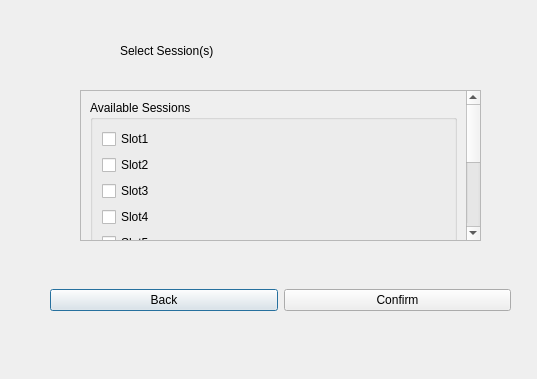
Above: Kin-tech/d3_pillbox.ui from sankomil/Kin-tech-test before the change. Below: the same form after it.
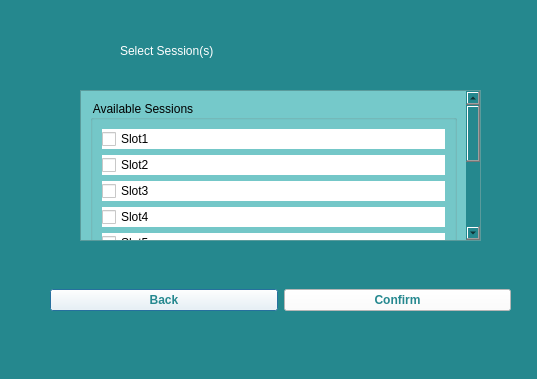
That is the form after the change.

Diff of the .ui file:
```diff
--- a/Kin-tech/d3_pillbox.ui
+++ b/Kin-tech/d3_pillbox.ui
@@ -13,17 +13,21 @@
   <property name="windowTitle">
    <string>Dialog</string>
   </property>
+  <property name="styleSheet">
+   <string notr="true">background-color: rgb(37, 136, 142);</string>
+  </property>
   <widget class="QLabel" name="label">
    <property name="geometry">
     <rect>
      <x>120</x>
      <y>10</y>
-     <width>301</width>
+     <width>311</width>
      <height>81</height>
     </rect>
    </property>
    <property name="styleSheet">
-    <string notr="true">font: 24pt &quot;MS Shell Dlg 2&quot;;</string>
+    <string notr="true">color:rgb(255, 255, 255);
+font: 24pt &quot;Rockwell&quot;;</string>
    </property>
    <property name="text">
     <string>Select Session(s)</string>
@@ -38,9 +42,17 @@
      <height>101</height>
     </rect>
    </property>
+   <property name="styleSheet">
+    <string notr="true"/>
+   </property>
    <layout class="QHBoxLayout" name="horizontalLayout">
     <item>
      <widget class="QPushButton" name="pushButton">
+      <property name="styleSheet">
+       <string notr="true">background-color: rgb(255, 255, 255);
+color: rgb(37, 136, 143);
+font-weight: bold;</string>
+      </property>
       <property name="text">
        <string>Back</string>
       </property>
@@ -48,6 +60,11 @@
     </item>
     <item>
      <widget class="QPushButton" name="pushButton_2">
+      <property name="styleSheet">
+       <string notr="true">background-color: rgb(255, 255, 255);
+color: rgb(37, 136, 143);
+font-weight: bold;</string>
+      </property>
       <property name="text">
        <string>Confirm</string>
       </property>
@@ -64,6 +81,10 @@
      <height>151</height>
     </rect>
    </property>
+   <property name="styleSheet">
+    <string notr="true">background-color: rgb(117, 201, 202);
+</string>
+   </property>
    <property name="widgetResizable">
     <bool>true</bool>
    </property>
@@ -79,12 +100,18 @@
     <layout class="QGridLayout" name="gridLayout">
      <item row="0" column="1">
       <widget class="QGroupBox" name="groupBox">
+       <property name="styleSheet">
+        <string notr="true"/>
+       </property>
        <property name="title">
         <string>Available Sessions</string>
        </property>
        <layout class="QVBoxLayout" name="verticalLayout">
         <item>
          <widget class="QCheckBox" name="checkBox">
+          <property name="styleSheet">
+           <string notr="true">background-color: rgb(255, 255, 255);</string>
+          </property>
           <property name="text">
            <string>Slot1</string>
           </property>
@@ -92,6 +119,9 @@
         </item>
         <item>
          <widget class="QCheckBox" name="checkBox_2">
+          <property name="styleSheet">
+           <string notr="true">background-color: rgb(255, 255, 255);</string>
+          </property>
           <property name="text">
            <string>Slot2</string>
           </property>
@@ -99,6 +129,9 @@
         </item>
         <item>
          <widget class="QCheckBox" name="checkBox_3">
+          <property name="styleSheet">
+           <string notr="true">background-color: rgb(255, 255, 255);</string>
+          </property>
           <property name="text">
            <string>Slot3</string>
           </property>
@@ -106,6 +139,9 @@
         </item>
         <item>
          <widget class="QCheckBox" name="checkBox_4">
+          <property name="styleSheet">
+           <string notr="true">background-color: rgb(255, 255, 255);</string>
+          </property>
           <property name="text">
            <string>Slot4</string>
           </property>
@@ -113,6 +149,9 @@
         </item>
         <item>
          <widget class="QCheckBox" name="checkBox_10">
+          <property name="styleSheet">
+           <string notr="true">background-color: rgb(255, 255, 255);</string>
+          </property>
           <property name="text">
            <string>Slot5</string>
           </property>
```
Left out of the diff: 15 changed lines with no effect on the pictures.
